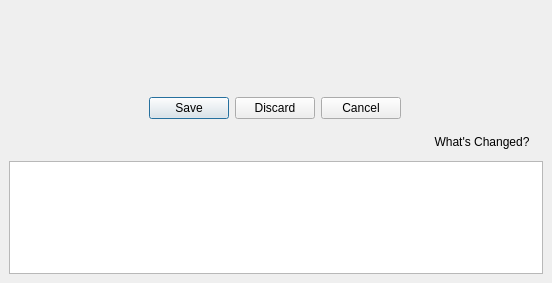
The window that src/openmolar/qt-designer/saveDiscardCancel.ui (rowinggolfer/openmolar1) describes before a commit, drawn with Qt 5.
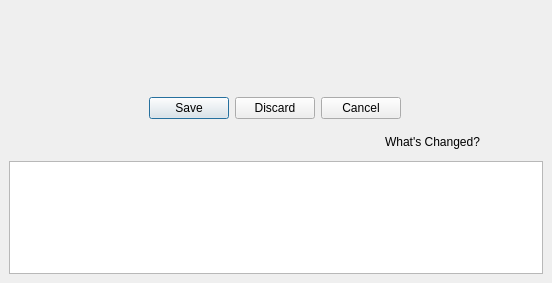
The same window after the commit. Icons and pictures are not drawn.

The edit to the form file:
```diff
--- a/src/openmolar/qt-designer/saveDiscardCancel.ui
+++ b/src/openmolar/qt-designer/saveDiscardCancel.ui
@@ -54,9 +54,9 @@
   <widget class="QPushButton" name="pushButton">
    <property name="geometry">
     <rect>
-     <x>421</x>
+     <x>322</x>
      <y>128</y>
-     <width>122</width>
+     <width>221</width>
      <height>27</height>
     </rect>
    </property>
```
Left out of the diff: 6 changed lines with no effect on the pictures.
